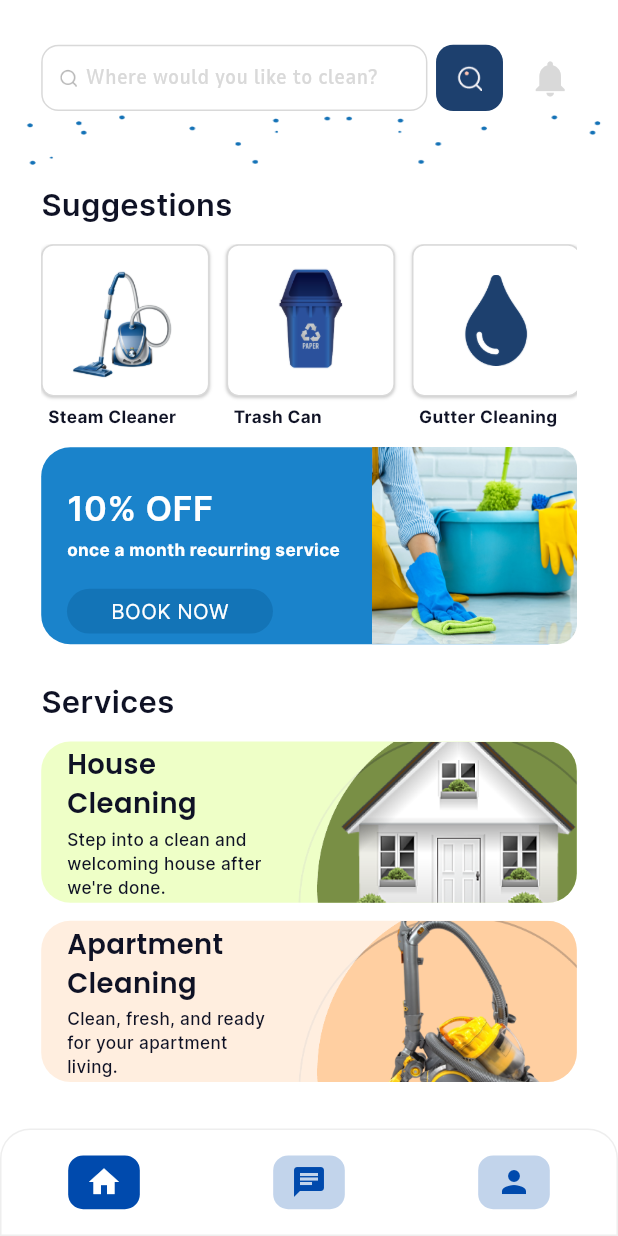
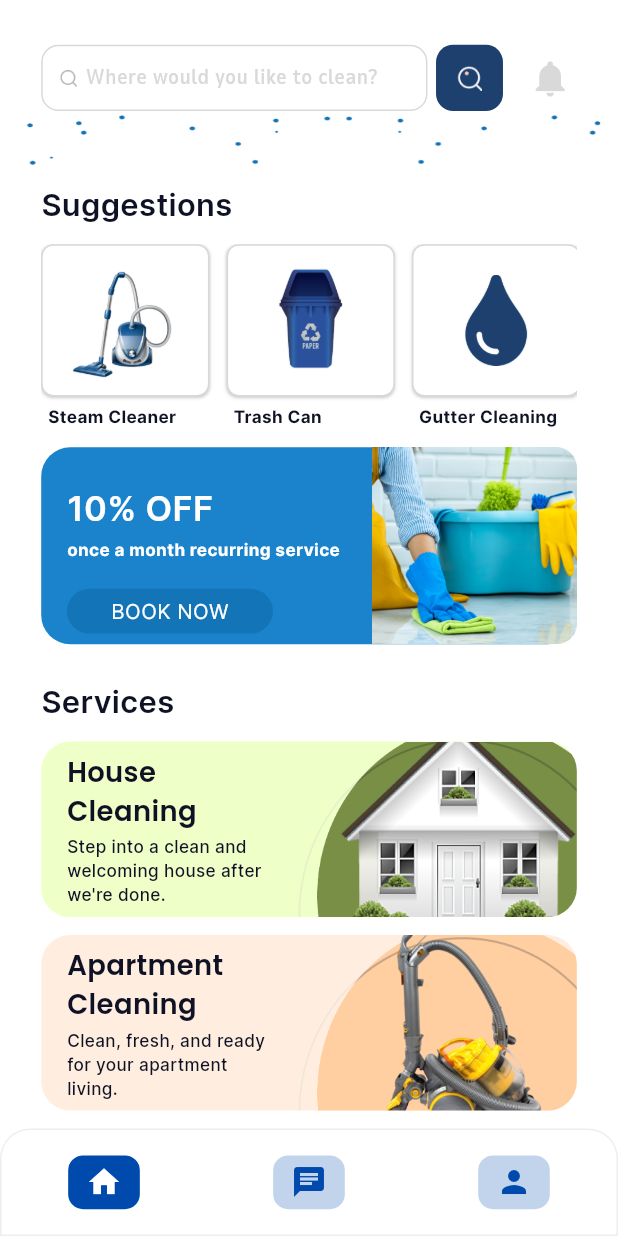
Before and after one commit to Shamim-Raihan/time_2_clean, a Flutter app: the HomeScreen screen opened directly, on a phone screen of 412 x 824 dp. Run offline on Flutter 3.47's test engine with Material 3 defaults, Android fonts, the phone set to English and light mode, and no system bars; our stand-ins replace flutter_screenutil, get, intl_phone_number_input, pinput.

Commit message:
home card

```diff
--- a/lib/main.dart
+++ b/lib/main.dart
@@ -5,6 +5,7 @@ import 'package:get/get_instance/get_instance.dart';
 import 'package:get/get_navigation/src/root/get_material_app.dart';
 import 'package:time_2_clean/common/app_contoller.dart';
 import 'package:time_2_clean/screens/auth_screens/views/sign_in_screen.dart';
+import 'package:time_2_clean/screens/home/views/home_screen.dart';
 
 void main() {
   Get.put(AppContoller());
@@ -25,7 +26,7 @@ class MyApp extends StatelessWidget {
           colorScheme: ColorScheme.fromSeed(seedColor: Colors.deepPurple),
           useMaterial3: true,
         ),
-        home: SignInScreen(),
+        home: HomeScreen(),
       ),
     );
   }
--- a/lib/screens/home/views/home_screen.dart
+++ b/lib/screens/home/views/home_screen.dart
@@ -32,9 +32,11 @@ class HomeScreen extends StatelessWidget {
               padding: EdgeInsets.symmetric(horizontal: 24.w),
               child: offerSections(context),
             ),
-            Padding(
+            Expanded(
+              child: Padding(
                 padding: EdgeInsets.symmetric(horizontal: 24.w),
                 child: services(context),
+              ),
             )
           ],
         ),
@@ -44,8 +46,7 @@ class HomeScreen extends StatelessWidget {
   }
 
   Widget services(BuildContext context) {
-    return Expanded(
-      child: Column(
+    return Column(
       crossAxisAlignment: CrossAxisAlignment.start,
       children: [
         SpaceHelper.verticalSpace20,
@@ -53,8 +54,12 @@ class HomeScreen extends StatelessWidget {
           'Services',
           style: StyleHelper.interSemiBold18,
         ),
+        Expanded(
+          child: Column(
+            children: [
               SpaceHelper.verticalSpace10,
-          InkWell(
+              Expanded(
+                child: InkWell(
                   onTap: () {
                     Get.to((const CleaningCategories()),
                         transition: Transition.rightToLeft);
@@ -68,8 +73,10 @@ class HomeScreen extends StatelessWidget {
                     img: 'assets/images/services1stImg.png',
                   ),
                 ),
+              ),
               SpaceHelper.verticalSpace10,
-          InkWell(
+              Expanded(
+                child: InkWell(
                   onTap: () {
                     Get.to((const CleaningCategories()),
                         transition: Transition.rightToLeft);
@@ -82,9 +89,14 @@ class HomeScreen extends StatelessWidget {
                     img: 'assets/images/services2ndImg.png',
                   ),
                 ),
+              ),
               SpaceHelper.verticalSpace10,
             ],
           ),
+        ),
+
+
+      ],
     );
   }
 
@@ -336,7 +348,6 @@ class HomeScreen extends StatelessWidget {
       decoration: BoxDecoration(
           borderRadius: BorderRadius.circular(17.r), color: bgColor),
       child: Row(
-        // mainAxisAlignment: MainAxisAlignment.center,
         children: [
           Padding(
             padding: EdgeInsets.only(left: 15.w),
```
Lines whose indentation alone changed are shown as unchanged.
